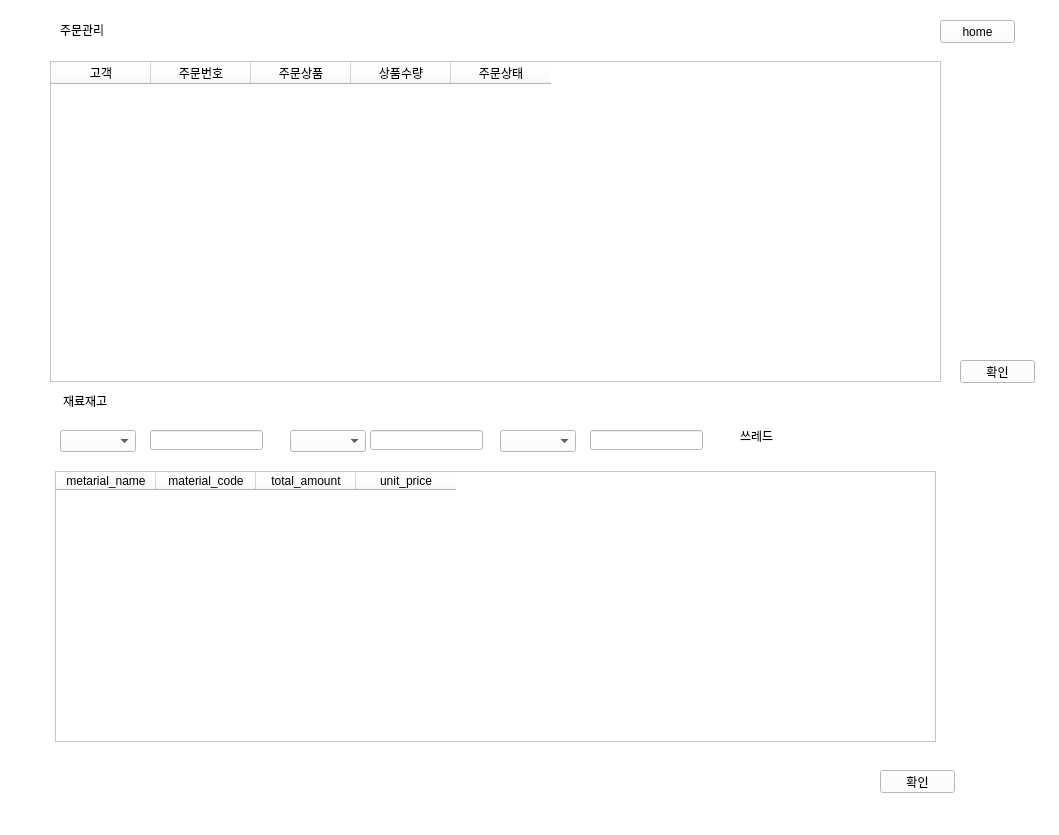
soyyoonn/SMARTSTORE, file smartstore.ui: the form before one commit.
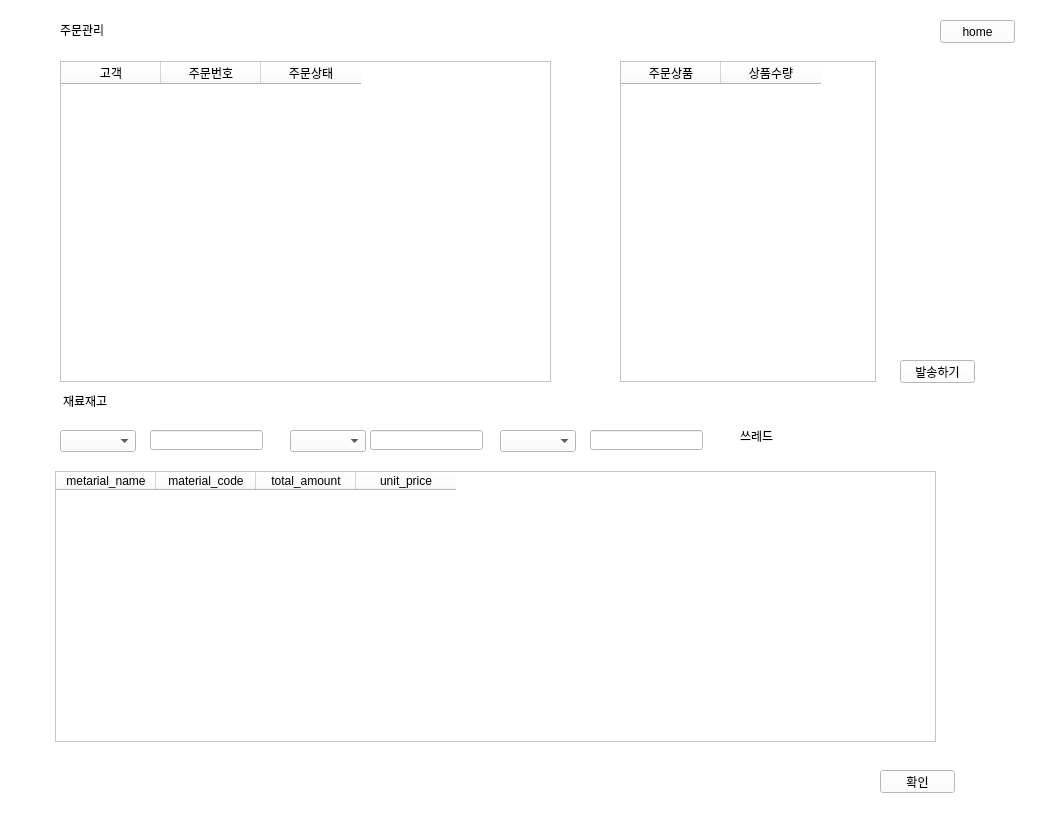
The form after the commit. The open tabs and pages were chosen to show the change.

Commit message: 주문페이지 살짝 수정

The edit to the form file:
```diff
--- a/smartstore.ui
+++ b/smartstore.ui
@@ -688,9 +688,9 @@
     <widget class="QTableWidget" name="orderlist">
      <property name="geometry">
       <rect>
-       <x>50</x>
+       <x>60</x>
        <y>61</y>
-       <width>891</width>
+       <width>491</width>
        <height>321</height>
       </rect>
      </property>
@@ -704,16 +704,6 @@
        <string>주문번호</string>
       </property>
      </column>
-     <column>
-      <property name="text">
-       <string>주문상품</string>
-      </property>
-     </column>
-     <column>
-      <property name="text">
-       <string>상품수량</string>
-      </property>
-     </column>
      <column>
       <property name="text">
        <string>주문상태</string>
@@ -736,16 +726,36 @@
     <widget class="QPushButton" name="btn_check2">
      <property name="geometry">
       <rect>
-       <x>960</x>
+       <x>900</x>
        <y>360</y>
        <width>75</width>
        <height>23</height>
       </rect>
      </property>
      <property name="text">
-      <string>확인</string>
+      <string>발송하기</string>
      </property>
     </widget>
+    <widget class="QTableWidget" name="bill_tableWidget">
+     <property name="geometry">
+      <rect>
+       <x>620</x>
+       <y>61</y>
+       <width>256</width>
+       <height>321</height>
+      </rect>
+     </property>
+     <column>
+      <property name="text">
+       <string>주문상품</string>
+      </property>
+     </column>
+     <column>
+      <property name="text">
+       <string>상품수량</string>
+      </property>
+     </column>
+    </widget>
    </widget>
    <widget class="QWidget" name="page_5">
     <widget class="QPushButton" name="btn_home4">
```
Left out of the diff: 5 changed lines with no effect on the pictures.
